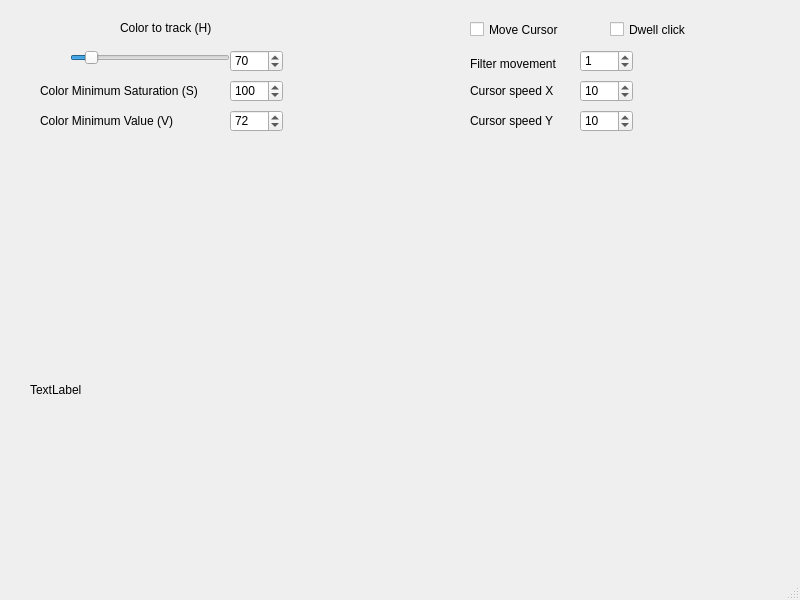
Before: the Qt Designer form source/main.ui in nexayq/webcam_cursor, drawn with Qt 5.
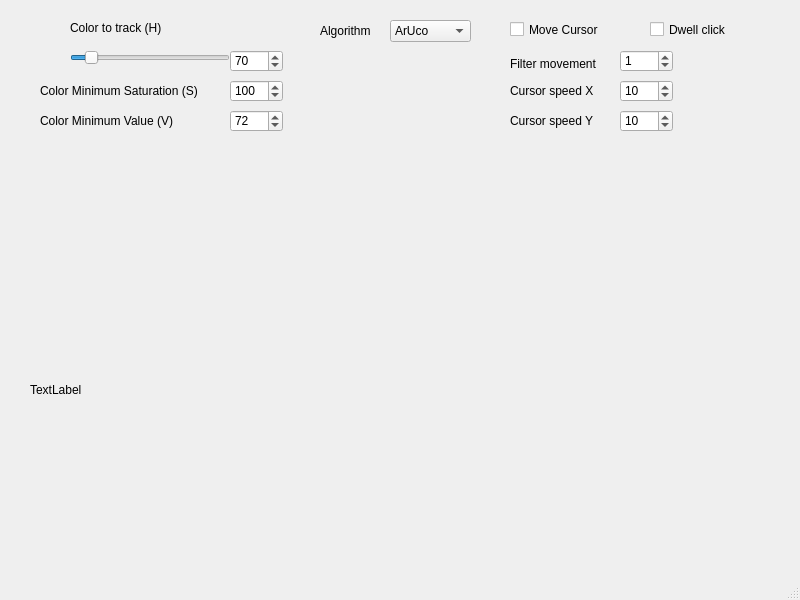
After: the same form once the commit is applied.

Commit message: PyQt - Support Color and ArUco algorithm

```diff
--- a/source/main.ui
+++ b/source/main.ui
@@ -39,10 +39,10 @@
    <widget class="QWidget" name="colorWidget" native="true">
     <property name="geometry">
      <rect>
-      <x>310</x>
+      <x>230</x>
       <y>20</y>
-      <width>120</width>
-      <height>80</height>
+      <width>51</width>
+      <height>21</height>
      </rect>
     </property>
     <property name="autoFillBackground">
@@ -81,7 +81,7 @@
    <widget class="QLabel" name="label">
     <property name="geometry">
      <rect>
-      <x>120</x>
+      <x>70</x>
       <y>20</y>
       <width>111</width>
       <height>16</height>
@@ -94,7 +94,7 @@
    <widget class="QCheckBox" name="moveCursorCheckBox">
     <property name="geometry">
      <rect>
-      <x>470</x>
+      <x>510</x>
       <y>20</y>
       <width>111</width>
       <height>19</height>
@@ -107,7 +107,7 @@
    <widget class="QSpinBox" name="filterSpinBox">
     <property name="geometry">
      <rect>
-      <x>580</x>
+      <x>620</x>
       <y>50</y>
       <width>53</width>
       <height>22</height>
@@ -123,7 +123,7 @@
    <widget class="QSpinBox" name="speedSpinBox_X">
     <property name="geometry">
      <rect>
-      <x>580</x>
+      <x>620</x>
       <y>80</y>
       <width>53</width>
       <height>22</height>
@@ -142,7 +142,7 @@
    <widget class="QLabel" name="filterLabel">
     <property name="geometry">
      <rect>
-      <x>470</x>
+      <x>510</x>
       <y>53</y>
       <width>121</width>
       <height>21</height>
@@ -155,7 +155,7 @@
    <widget class="QLabel" name="labelSpeed_X">
     <property name="geometry">
      <rect>
-      <x>470</x>
+      <x>510</x>
       <y>80</y>
       <width>121</width>
       <height>21</height>
@@ -168,7 +168,7 @@
    <widget class="QCheckBox" name="dwellClickCheckBox">
     <property name="geometry">
      <rect>
-      <x>610</x>
+      <x>650</x>
       <y>20</y>
       <width>101</width>
       <height>19</height>
@@ -242,7 +242,7 @@
    <widget class="QLabel" name="labelSpeed_Y">
     <property name="geometry">
      <rect>
-      <x>470</x>
+      <x>510</x>
       <y>110</y>
       <width>121</width>
       <height>21</height>
@@ -255,7 +255,7 @@
    <widget class="QSpinBox" name="speedSpinBox_Y">
     <property name="geometry">
      <rect>
-      <x>580</x>
+      <x>620</x>
       <y>110</y>
       <width>53</width>
       <height>22</height>
@@ -271,6 +271,39 @@
      <number>10</number>
     </property>
    </widget>
+   <widget class="QComboBox" name="algorithmComboBox">
+    <property name="geometry">
+     <rect>
+      <x>390</x>
+      <y>20</y>
+      <width>81</width>
+      <height>22</height>
+     </rect>
+    </property>
+    <item>
+     <property name="text">
+      <string>ArUco</string>
+     </property>
+    </item>
+    <item>
+     <property name="text">
+      <string>Color</string>
+     </property>
+    </item>
+   </widget>
+   <widget class="QLabel" name="algorithmLabel">
+    <property name="geometry">
+     <rect>
+      <x>320</x>
+      <y>20</y>
+      <width>71</width>
+      <height>21</height>
+     </rect>
+    </property>
+    <property name="text">
+     <string>Algorithm</string>
+    </property>
+   </widget>
   </widget>
   <widget class="QMenuBar" name="menubar">
    <property name="geometry">
```
The commit also changes 1 other file.
